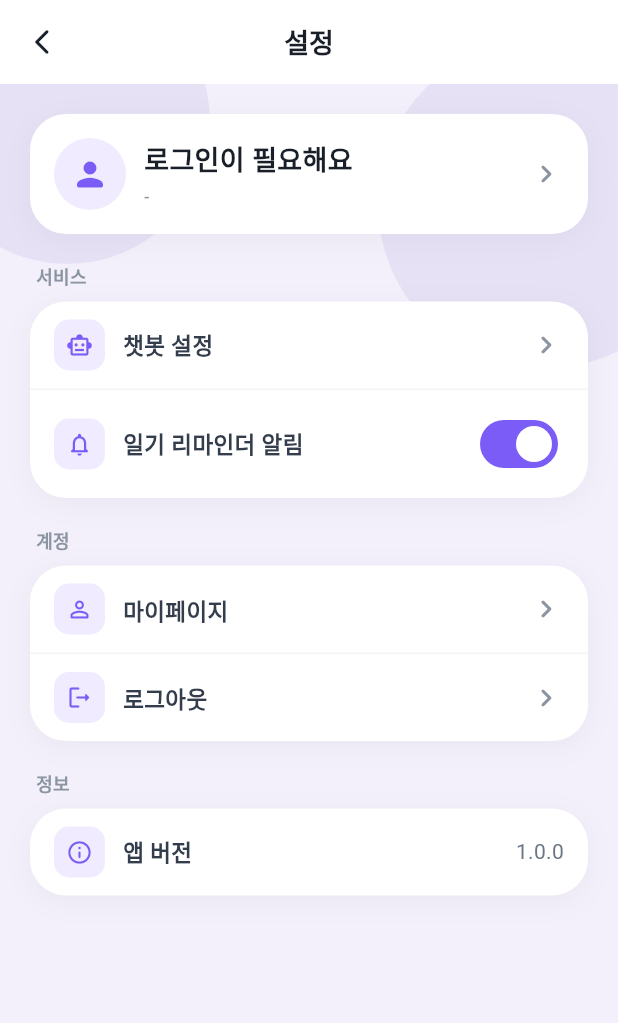
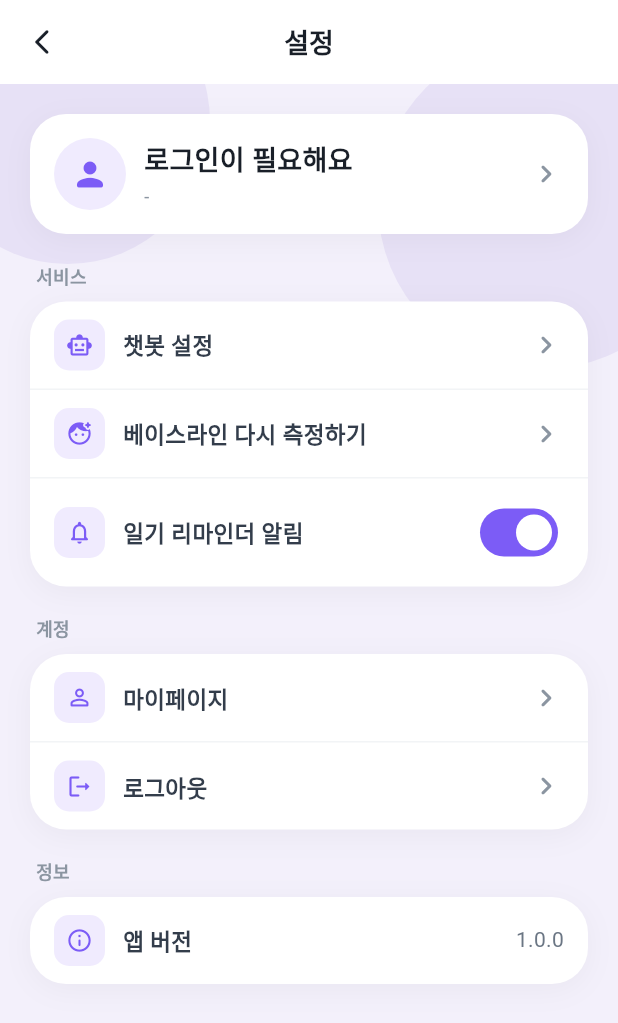
Before and after one commit to Team-SaGoMugChi/sagomugchi-frontend, a Flutter app: the SettingsHomeScreen screen opened by its route, on a phone screen of 412 x 824 dp. Shown: the top 1023 px of the screen. Run offline on Flutter 3.47's test engine with Material 3 defaults, Android fonts, the light colour scheme and no system bars; our stand-ins replace camera, cloud_firestore, dio, firebase_auth, firebase_core, flutter_riverpod and 8 more; missing offline and left inert: kakao_flutter_sdk_user, record; accounts and stored records are empty.

Commit message:
fix: 설정에 베이스라인 다시 측정하기 메뉴 추가 (#13)

```diff
--- a/lib/features/settings/presentation/screens/settings_home_screen.dart
+++ b/lib/features/settings/presentation/screens/settings_home_screen.dart
@@ -138,6 +138,14 @@ class _SettingsHomeScreenState extends ConsumerState<SettingsHomeScreen> {
                           context.pushNamed(AppRoute.chatbotSettings),
                     ),
                     const Divider(color: AppColors.divider, height: 1),
+                    // 홈 팝업(Screen 8)의 "시작하기"와 같은 진입점 — 권한 안내부터
+                    // 페르소나 설정까지 첫 측정과 똑같은 순서로 다시 진행한다.
+                    _MenuRow(
+                      icon: Icons.face_retouching_natural_rounded,
+                      label: '베이스라인 다시 측정하기',
+                      onTap: () => context.pushNamed(AppRoute.permission),
+                    ),
+                    const Divider(color: AppColors.divider, height: 1),
                     _MenuRow(
                       icon: Icons.notifications_none_rounded,
                       label: '일기 리마인더 알림',
```
